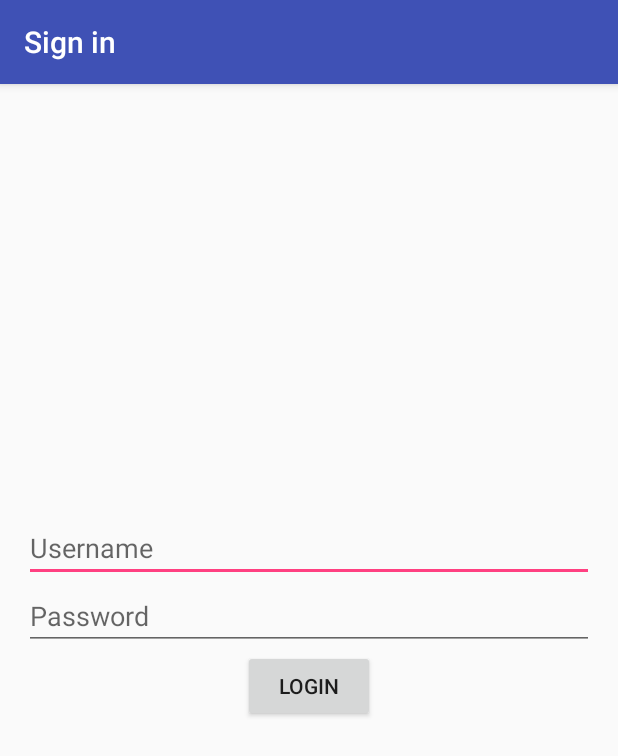
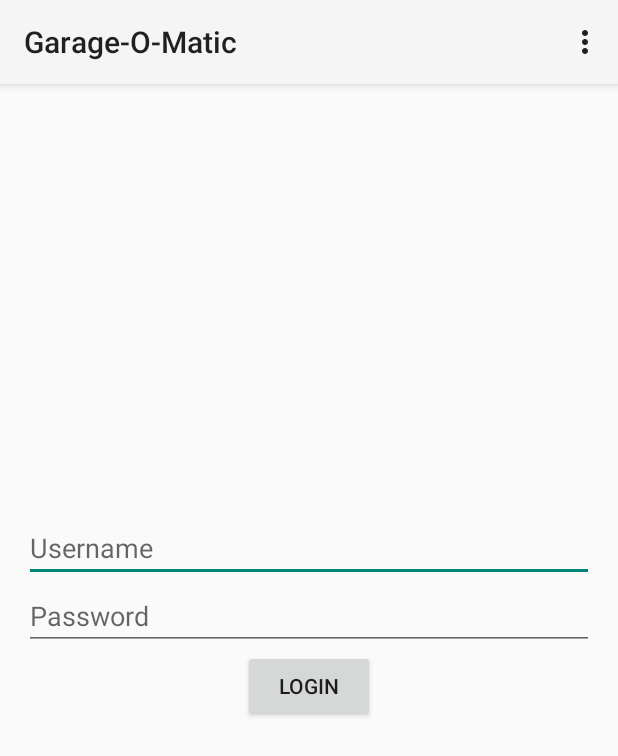
Before and after one commit to Rabadaf/Garage-O-Matic, an Android app: the screen it shows after launch (LoginActivity), on a phone screen of 412 x 824 dp. Shown: the top 756 px of the screen. Run offline under Robolectric (Android 15) with nearby library versions, the phone set to English and light mode, and no system bars.

Commit message:
Toolbar enhancement and cleanup. Login cleanup.

```diff
--- a/app/build.gradle
+++ b/app/build.gradle
@@ -37,7 +37,7 @@ dependencies {
     testCompile 'junit:junit:4.12'
     compile project(':volley')
     apply plugin: 'com.google.gms.google-services'
-    compile 'com.android.support:appcompat-v7:23.1.1'
+    compile 'com.android.support:appcompat-v7:18.0.+'
     compile 'com.android.support:design:23.1.1'
     compile 'com.google.android.gms:play-services-auth:8.3.0'
     compile 'com.google.android.gms:play-services-identity:8.3.0'
--- a/app/src/main/res/layout/activity_login.xml
+++ b/app/src/main/res/layout/activity_login.xml
@@ -17,6 +17,7 @@
             android:layout_width="match_parent"
             android:layout_height="?attr/actionBarSize"
             android:background="?attr/colorPrimary"
+            android:elevation="4dp"
             app:popupTheme="@style/AppTheme.PopupOverlay" />
 
     </android.support.design.widget.AppBarLayout>
@@ -36,12 +37,16 @@
         <EditText android:id="@+id/username_text"
             android:layout_width="match_parent"
             android:layout_height="wrap_content"
-            android:hint="@string/username_hint" />
+            android:hint="@string/username_hint"
+            android:inputType="textEmailAddress"
+            android:imeOptions="actionNext"/>
 
         <EditText android:id="@+id/password_text"
             android:layout_width="match_parent"
             android:layout_height="wrap_content"
-            android:hint="@string/password_hint" />
+            android:hint="@string/password_hint"
+            android:inputType="textPassword"
+            android:imeOptions="actionGo" />
 
         <Button
             android:layout_width="wrap_content"
--- /dev/null
+++ b/app/src/main/res/menu/menu_appbar.xml
@@ -0,0 +1,11 @@
+<menu xmlns:android="http://schemas.android.com/apk/res/android"
+    xmlns:app="http://schemas.android.com/apk/res-auto"
+    xmlns:tools="http://schemas.android.com/tools"
+    tools:context="arkenterprises.garage_o_matic.LoginActivity" >
+
+    <!-- Settings, should always be in the overflow -->
+    <item android:id="@+id/action_settings"
+        android:title="@string/action_settings"
+        app:showAsAction="never"/>
+
+</menu>
--- a/app/src/main/res/values/strings.xml
+++ b/app/src/main/res/values/strings.xml
@@ -3,8 +3,7 @@
     <string name="button_toggle">Toggle Door</string>
     <string name="button_notify">Send Open Notification</string>
     <string name="text_status">Closed</string>
-    <string name="title_activity_login">Sign in</string>
-    <string name="title_text">Google Sign-In\nQuickstart</string>
+    <string name="action_settings">Settings</string>
 
     <string name="door_open_notification_title_template">Garage Door Open</string>
 
--- a/app/src/main/res/values/styles.xml
+++ b/app/src/main/res/values/styles.xml
@@ -1,19 +1,19 @@
 <resources>
 
     <!-- Base application theme. -->
-    <style name="AppTheme" parent="Theme.AppCompat.Light.DarkActionBar">
+    <style name="AppTheme" parent="Theme.AppCompat.Light.NoActionBar">
         <!-- Customize your theme here. -->
-        <item name="colorPrimary">@color/colorPrimary</item>
-        <item name="colorPrimaryDark">@color/colorPrimaryDark</item>
-        <item name="colorAccent">@color/colorAccent</item>
+        <!--<item name="colorPrimary">@color/colorPrimary</item>-->
+        <!--<item name="colorPrimaryDark">@color/colorPrimaryDark</item>-->
+        <!--<item name="colorAccent">@color/colorAccent</item>-->
     </style>
 
     <style name="AppTheme.NoActionBar">
         <item name="windowActionBar">false</item>
-        <item name="windowNoTitle">true</item>
+        <!--<item name="windowNoTitle">true</item>-->
     </style>
 
-    <style name="AppTheme.AppBarOverlay" parent="ThemeOverlay.AppCompat.Dark.ActionBar" />
+    <style name="AppTheme.AppBarOverlay" parent="ThemeOverlay.AppCompat.ActionBar" />
 
     <style name="AppTheme.PopupOverlay" parent="ThemeOverlay.AppCompat.Light" />
 
```
Also changed, not shown: app/src/main/AndroidManifest.xml (+10 -9 lines), app/src/main/java/arkenterprises/garage_o_matic/LoginActivity.java (+58 -8 lines), app/src/main/java/arkenterprises/garage_o_matic/MainActivity.java (+14 -1 lines), app/src/main/res/layout/activity_main.xml (+29 -8 lines).
